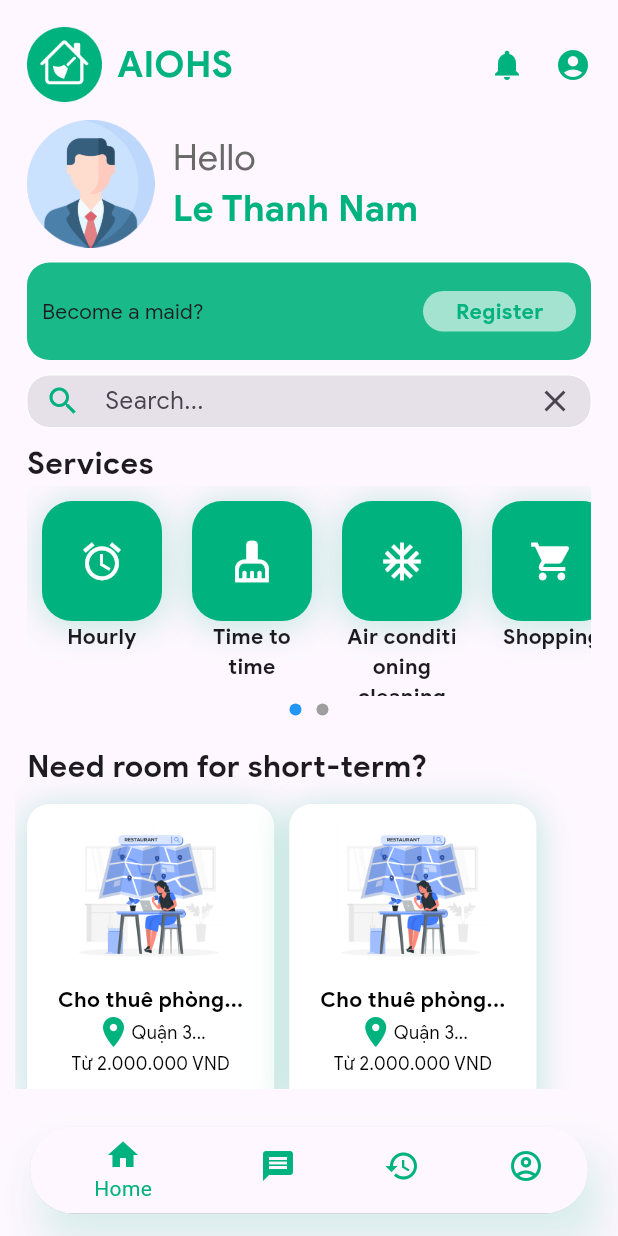
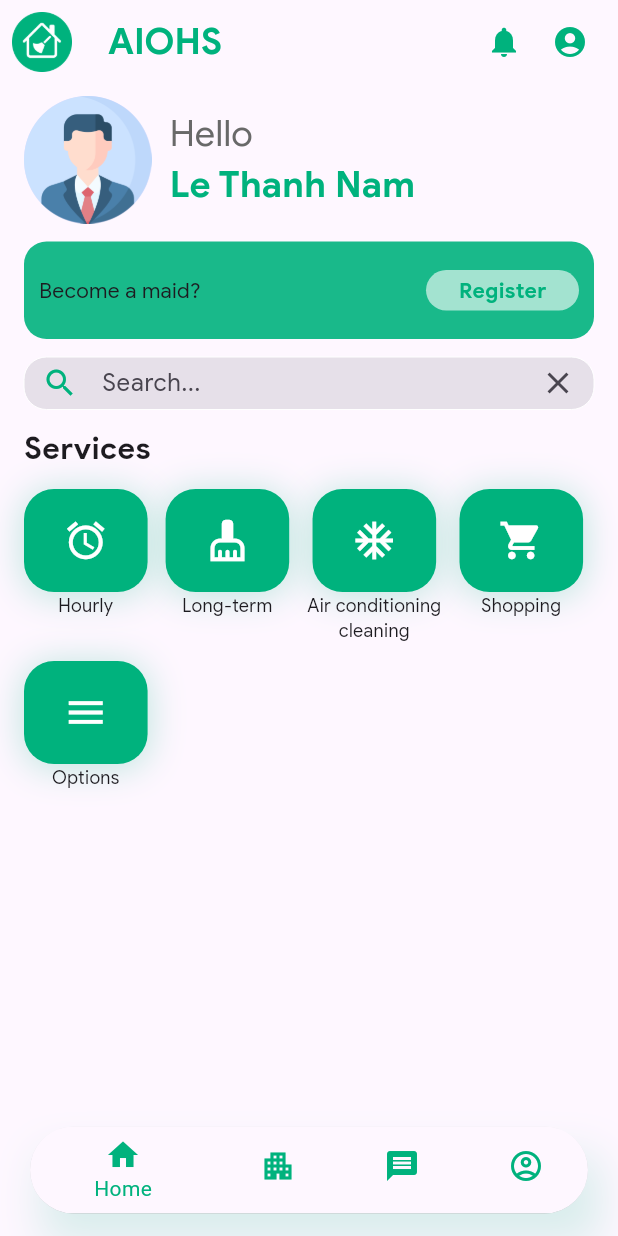
Before and after one commit to dangcpr/aiohs-app, a Flutter app: the HomePage screen opened directly, on a phone screen of 412 x 824 dp. Run offline on Flutter 3.47's test engine with Material 2 defaults, Android fonts, the light colour scheme and no system bars; our stand-ins replace another_flutter_splash_screen, flutter_bloc, shared_preferences; missing offline and left inert: flutter_walkthrough_screen; accounts and stored records are empty; generated files the repository leaves out were written again; statements that could not run were skipped.

Commit message:
Fix MainPage, PlacePage

```diff
--- a/lib/history_page/history_page.dart
+++ /dev/null
@@ -1,19 +0,0 @@
-import 'package:flutter/material.dart';
-
-class HistoryPage extends StatefulWidget {
-  const HistoryPage({super.key});
-
-  @override
-  State<HistoryPage> createState() => _HistoryPageState();
-}
-
-class _HistoryPageState extends State<HistoryPage> {
-  @override
-  Widget build(BuildContext context) {
-    return Container(
-      child: const Center(
-        child: Text('History Page'),
-      ),
-    );
-  }
-}
--- a/lib/home_page/view/home_page.dart
+++ b/lib/home_page/view/home_page.dart
@@ -1,13 +1,10 @@
 import 'package:flutter/material.dart';
-import 'package:flutter/services.dart';
 import 'package:rmservice/account_page/account_page.dart';
-import 'package:rmservice/history_page/history_page.dart';
 import 'package:rmservice/main_page/main_page.dart';
 import 'package:rmservice/message_page/message_page.dart';
-import '../../utilities/components/button_green.dart';
-import '../../utilities/components/text_field.dart';
-import '../../utilities/constants/app_assets.dart';
 import 'package:rmservice/utilities/constants/variable.dart';
+
+import '../../place_page/place_page.dart';
 
 class HomePage extends StatefulWidget {
   @override
@@ -18,14 +15,43 @@ class HomePageState extends State<HomePage> {
   int myCurrentIndex = 0;
   List pages = const [
     MainPage(),
+    PlacePage(),
     MessagePage(),
-    HistoryPage(),
     AccountPage(),
   ];
 
   @override
   Widget build(BuildContext context) {
-    return Scaffold(
+    return SafeArea(
+      child: Scaffold(
+        appBar: AppBar(
+          leading: Padding(
+            padding: const EdgeInsets.all(8.0),
+            child: Image.asset(
+              'assets/images/logo.png',
+            ),
+          ),
+          title: const Text(
+            'AIOHS',
+            style: TextStyle(
+              fontFamily: fontBoldApp,
+              fontSize: fontSize.large,
+              color: colorProject.primaryColor,
+            ),
+          ),
+          actions: const [
+            Icon(
+              Icons.notifications,
+              color: colorProject.primaryColor,
+            ),
+            SizedBox(width: 20),
+            Icon(
+              Icons.account_circle_sharp,
+              color: colorProject.primaryColor,
+            ),
+            SizedBox(width: 20),
+          ],
+        ),
         bottomNavigationBar: Container(
           margin: const EdgeInsets.symmetric(horizontal: 20, vertical: 15),
           decoration: BoxDecoration(boxShadow: [
@@ -54,15 +80,15 @@ class HomePageState extends State<HomePage> {
                     label: "Home",
                   ),
                   BottomNavigationBarItem(
+                    icon: Icon(
+                      Icons.apartment,
+                      color: colorProject.primaryColor,
+                    ),
+                    label: "Place",
+                  ),
+                  BottomNavigationBarItem(
                     icon: Icon(Icons.message, color: colorProject.primaryColor),
                     label: "Message",
-                ),
-                BottomNavigationBarItem(
-                  icon: Icon(
-                    Icons.history,
-                    color: colorProject.primaryColor,
-                  ),
-                  label: "History",
                   ),
                   BottomNavigationBarItem(
                     icon: Icon(
@@ -75,6 +101,7 @@ class HomePageState extends State<HomePage> {
           ),
         ),
         body: pages[myCurrentIndex],
+      ),
     );
   }
 }
--- a/lib/l10n/app_en.arb
+++ b/lib/l10n/app_en.arb
@@ -38,8 +38,8 @@
     "search": "Search...",
     "services": "Services",
     "hourly": "Hourly",
-    "timeToTime": "Time to time",
-    "airConditioningCleaning": "Air conditioning cleaning",
+    "longTerm": "Long-term",
+    "airConditioningCleaning": "Air conditioning\ncleaning",
     "shopping": "Shopping",
     "options" : "Options",
     "needRoomForShortTerm": "Need room for short-term?"
--- a/lib/l10n/app_vi.arb
+++ b/lib/l10n/app_vi.arb
@@ -37,9 +37,9 @@
     "becomeAMaid": "Trở thành người giúp việc?",
     "search": "Tìm kiếm....",
     "services": "Dịch vụ",
-    "hourly": "Giúp việc theo giờ",
-    "timeToTime": "Giúp việc theo ca",
-    "airConditioningCleaning": "Vệ sinh máy lạnh",
+    "hourly": "Giúp việc \ntheo giờ",
+    "longTerm": "Giúp việc \ndài hạn",
+    "airConditioningCleaning": "Vệ sinh \nmáy lạnh",
     "shopping": "Đi chợ hộ",
     "options" : "Tùy chọn",
     "needRoomForShortTerm": "Bạn cần chỗ để ngắn hạn?"
--- a/lib/main_page/view/view.dart
+++ b/lib/main_page/view/view.dart
@@ -1,11 +1,6 @@
 import 'package:flutter/material.dart';
-import 'package:flutter_localizations/flutter_localizations.dart';
 import 'package:rmservice/utilities/constants/variable.dart';
-import 'package:rmservice/utilities/themes/dark_theme.dart';
 import 'package:flutter_gen/gen_l10n/app_localizations.dart';
-
-import '../../utilities/cards/location_card.dart';
-import '../../utilities/cards/service_card.dart';
 import '../../utilities/widget/listview_horizontal.dart';
 
 class MainPage extends StatefulWidget {
@@ -20,23 +15,20 @@ class _MainPageState extends State<MainPage> {
   Widget build(BuildContext context) {
     final Size size = MediaQuery.of(context).size;
     bool darkMode = Theme.of(context).brightness == Brightness.dark;
-    return SafeArea(
-      child: Padding(
-        padding: const EdgeInsets.all(10),
+    return Padding(
+      padding: const EdgeInsets.symmetric(horizontal: 8),
       child: SingleChildScrollView(
         child: Padding(
           padding: const EdgeInsets.all(8),
           child: Column(
             crossAxisAlignment: CrossAxisAlignment.start,
             children: [
-                Appbar(),
+              ProfileWidget(),
               const SizedBox(height: 12),
-                ProfileWidget(),
-                const SizedBox(height: 10),
               Register(),
-                const SizedBox(height: 10),
+              const SizedBox(height: 12),
               SearchBox(),
-                const SizedBox(height: 10),
+              const SizedBox(height: 12),
               Text(
                 AppLocalizations.of(context)!.services,
                 style: const TextStyle(
@@ -44,19 +36,10 @@ class _MainPageState extends State<MainPage> {
                   fontSize: 20,
                 ),
               ),
+              const SizedBox(height: 12),
               HorizontalListViewWithIndicator(),
               const SizedBox(height: 15),
-                Text(
-                  AppLocalizations.of(context)!.needRoomForShortTerm,
-                  style: const TextStyle(
-                    fontFamily: fontBoldApp,
-                    fontSize: 20,
-                  ),
-                ),
-                const SizedBox(height: 10),
-                const LocationCard(),
             ],
-            ),
           ),
         ),
       ),
@@ -185,42 +168,42 @@ class _MainPageState extends State<MainPage> {
     );
   }
 
-  Widget Appbar() {
-    return Row(
-      mainAxisAlignment: MainAxisAlignment.spaceBetween,
-      children: [
-        Row(
-          children: [
-            Image.asset(
-              'assets/images/logo.png',
-              height: 50,
-              width: 50,
-            ),
-            const SizedBox(width: 10),
-            const Text(
-              'AIOHS',
-              style: TextStyle(
-                fontFamily: fontBoldApp,
-                fontSize: fontSize.large,
-                color: colorProject.primaryColor,
-              ),
-            ),
-          ],
-        ),
-        const Row(
-          children: [
-            Icon(
-              Icons.notifications,
-              color: colorProject.primaryColor,
-            ),
-            SizedBox(width: 20),
-            Icon(
-              Icons.account_circle_sharp,
-              color: colorProject.primaryColor,
-            ),
-          ],
-        )
-      ],
-    );
+  // Widget Appbar() {
+  //   return Row(
+  //     mainAxisAlignment: MainAxisAlignment.spaceBetween,
+  //     children: [
+  //       Row(
+  //         children: [
+  //           Image.asset(
+  //             'assets/images/logo.png',
+  //             height: 50,
+  //             width: 50,
+  //           ),
+  //           const SizedBox(width: 10),
+  //           const Text(
+  //             'AIOHS',
+  //             style: TextStyle(
+  //               fontFamily: fontBoldApp,
+  //               fontSize: fontSize.large,
+  //               color: colorProject.primaryColor,
+  //             ),
+  //           ),
+  //         ],
+  //       ),
+  //       const Row(
+  //         children: [
+  //           Icon(
+  //             Icons.notifications,
+  //             color: colorProject.primaryColor,
+  //           ),
+  //           SizedBox(width: 20),
+  //           Icon(
+  //             Icons.account_circle_sharp,
+  //             color: colorProject.primaryColor,
+  //           ),
+  //         ],
+  //       )
+  //     ],
+  //   );
+  // }
 }
-}
--- /dev/null
+++ b/lib/place_page/place_page.dart
@@ -0,0 +1,36 @@
+import 'package:flutter/material.dart';
+import 'package:flutter_gen/gen_l10n/app_localizations.dart';
+import '../utilities/cards/location_card.dart';
+import '../utilities/constants/variable.dart';
+
+class PlacePage extends StatefulWidget {
+  const PlacePage({super.key});
+
+  @override
+  State<PlacePage> createState() => _PlacePageState();
+}
+
+class _PlacePageState extends State<PlacePage> {
+  @override
+  Widget build(BuildContext context) {
+    return SingleChildScrollView(
+      child: Column(
+        crossAxisAlignment: CrossAxisAlignment.start,
+        children: [
+          Padding(
+            padding: const EdgeInsets.fromLTRB(14, 12, 0, 0),
+            child: Text(
+              AppLocalizations.of(context)!.needRoomForShortTerm,
+              style: const TextStyle(
+                fontFamily: fontBoldApp,
+                fontSize: 20,
+              ),
+            ),
+          ),
+          const SizedBox(height: 10),
+          const LocationCard(),
+        ],
+      ),
+    );
+  }
+}
--- a/lib/utilities/cards/location_card.dart
+++ b/lib/utilities/cards/location_card.dart
@@ -12,7 +12,9 @@ class _LocationCardState extends State<LocationCard> {
   @override
   Widget build(BuildContext context) {
     final size = MediaQuery.of(context).size;
-    return Wrap(
+    return Container(
+      alignment: Alignment.center,
+      child: Wrap(
         spacing: 10,
         runSpacing: 10,
         children: <Widget>[
@@ -22,7 +24,11 @@ class _LocationCardState extends State<LocationCard> {
           Card(size),
           Card(size),
           Card(size),
+          Card(size),
+          Card(size),
+          Card(size),
         ],
+      ),
     );
   }
 
@@ -50,7 +56,7 @@ class _LocationCardState extends State<LocationCard> {
           children: [
             Image.asset(
               'assets/images/location.png',
-              height: 120,
+              height: size.height / 8,
             ),
             const Text(
               'Cho thuê phòng...',
--- a/lib/utilities/cards/service_card.dart
+++ b/lib/utilities/cards/service_card.dart
@@ -23,11 +23,12 @@ class _ServiceCardState extends State<ServiceCard> {
   Widget build(BuildContext context) {
     return InkWell(
       onTap: () {},
+      child: SizedBox(
         child: Column(
           children: [
             Container(
-            height: 80,
-            width: 80,
+              height: MediaQuery.of(context).size.height / 12,
+              width: MediaQuery.of(context).size.width / 5,
               decoration: BoxDecoration(
                 shape: BoxShape.rectangle,
                 color: widget.color ?? colorProject.primaryColor,
@@ -52,12 +53,14 @@ class _ServiceCardState extends State<ServiceCard> {
             Text(
               widget.text,
               style: const TextStyle(
-              fontFamily: fontBoldApp,
+                fontFamily: fontApp,
+                fontSize: 12,
               ),
               textAlign: TextAlign.center,
             ),
           ],
         ),
+      ),
     );
   }
 }
--- a/lib/utilities/widget/listview_horizontal.dart
+++ b/lib/utilities/widget/listview_horizontal.dart
@@ -10,25 +10,6 @@ class HorizontalListViewWithIndicator extends StatefulWidget {
 
 class _HorizontalListViewWithIndicatorState
     extends State<HorizontalListViewWithIndicator> {
-  PageController _pageController = PageController();
-  int _currentPage = 0;
-
-  @override
-  void initState() {
-    super.initState();
-    _pageController.addListener(() {
-      setState(() {
-        _currentPage = _pageController.page!.round();
-      });
-    });
-  }
-
-  @override
-  void dispose() {
-    _pageController.dispose();
-    super.dispose();
-  }
-
   @override
   Widget build(BuildContext context) {
     final List<Widget> items = [
@@ -40,7 +21,7 @@ class _HorizontalListViewWithIndicatorState
       ServiceCard(
         icon: Icons.cleaning_services,
         width: 50,
-        text: AppLocalizations.of(context)!.timeToTime,
+        text: AppLocalizations.of(context)!.longTerm,
       ),
       ServiceCard(
         icon: Icons.ac_unit_outlined,
@@ -58,42 +39,15 @@ class _HorizontalListViewWithIndicatorState
         text: AppLocalizations.of(context)!.options,
       ),
     ];
-    return Column(
+    return Wrap(
+      spacing: 12,
+      runSpacing: 12,
       children: <Widget>[
-        SizedBox(
-          height: 140,
-          child: ListView.builder(
-            scrollDirection: Axis.horizontal,
-            controller: _pageController,
-            itemCount: items.length,
-            itemBuilder: (context, index) {
-              return Center(
-                child: Container(
-                  width: 80,
-                  margin: const EdgeInsets.all(10),
-                  child: items[index],
-                ),
-              );
-            },
-          ),
-        ),
-        Row(
-          mainAxisAlignment: MainAxisAlignment.center,
-          children: List.generate(
-            2,
-            (index) {
-              return Container(
-                margin: const EdgeInsets.all(5),
-                width: 8,
-                height: 8,
-                decoration: BoxDecoration(
-                  shape: BoxShape.circle,
-                  color: _currentPage == index ? Colors.blue : Colors.grey,
-                ),
-              );
-            },
-          ),
-        ),
+        items[0],
+        items[1],
+        items[2],
+        items[3],
+        items[4],
       ],
     );
   }
```
Lines whose indentation alone changed are shown as unchanged.
